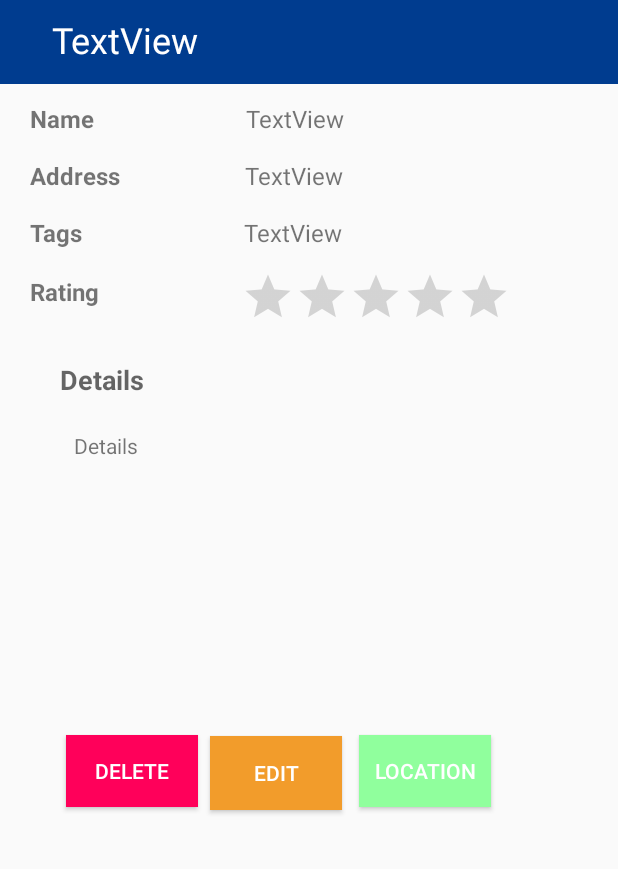
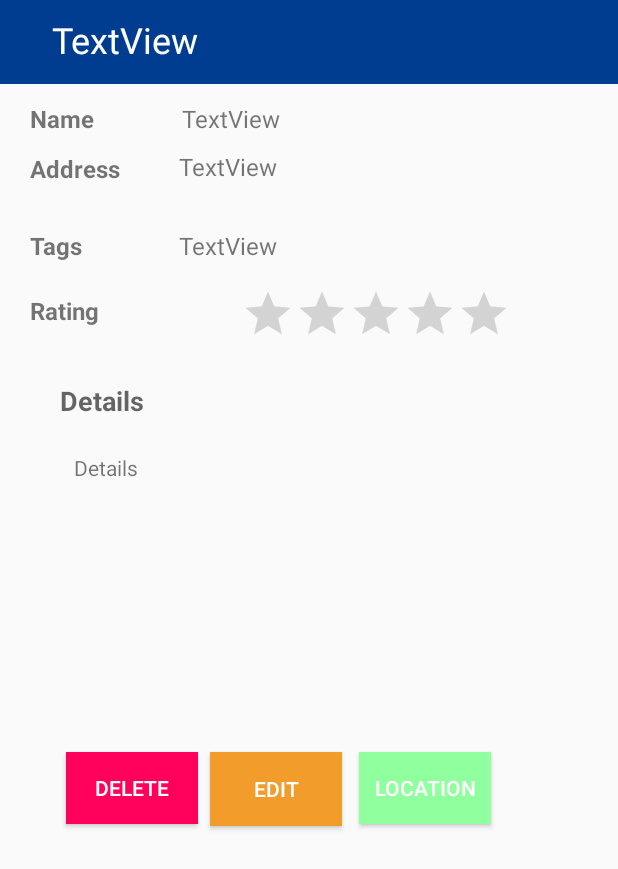
Before and after one commit to arifur54/AndroidProjectV2, an Android app: the ViewRestaurantDetails screen opened directly, with no data from a screen before it, on a phone screen of 412 x 824 dp. Shown: the top 869 px of the screen. Run offline under Robolectric (Android 15) with nearby library versions, the phone set to English and light mode, and no system bars; 7 statements that could not run were skipped.

Commit message:
Made changes to split

```diff
--- a/PersonalRestaurantGuide/app/src/main/java/com/quickonference/restaurantguide/CreateRestaurantFragment.java
+++ b/PersonalRestaurantGuide/app/src/main/java/com/quickonference/restaurantguide/CreateRestaurantFragment.java
@@ -6,10 +6,10 @@ import android.support.annotation.Nullable;
 import android.support.v4.app.Fragment;
 import android.view.LayoutInflater;
 import android.view.View;
+import android.view.ViewGroup;
 import android.widget.AutoCompleteTextView;
 import android.widget.Button;
 import android.widget.EditText;
-import android.view.ViewGroup;
 import android.widget.RatingBar;
 import android.widget.Toast;
 
@@ -36,7 +36,7 @@ public class CreateRestaurantFragment extends Fragment implements GoogleApiClien
     public View onCreateView(@NonNull LayoutInflater inflater, @Nullable ViewGroup container, @Nullable Bundle savedInstanceState) {
         View view =  inflater.inflate(R.layout.fragment_create_restaurant, container, false);
         getActivity().setTitle("Add a restaurant");
-         mGeoDataClient = Places.getGeoDataClient(this.getActivity(), null);
+        mGeoDataClient = Places.getGeoDataClient(this.getActivity(), null);
         mSearch = (AutoCompleteTextView) view.findViewById(R.id.edit_rest_address);
         placeAutocompleteAdapter = new PlaceAutocompleteAdapter(this.getActivity(), mGeoDataClient, LAT_LNG_BOUNDS, null);
         mSearch.setAdapter(placeAutocompleteAdapter);
--- a/PersonalRestaurantGuide/app/src/main/java/com/quickonference/restaurantguide/RestaurantListFragment.java
+++ b/PersonalRestaurantGuide/app/src/main/java/com/quickonference/restaurantguide/RestaurantListFragment.java
@@ -87,7 +87,7 @@ public class RestaurantListFragment extends Fragment {
                     Toast.makeText(getActivity(), "Clicked Items: " + position + customeList.getItem(position).toString(), Toast.LENGTH_SHORT).show();
 
                     Intent intent = new Intent(getActivity(), ViewRestaurantDetails.class);
-                    String sData = resName.get(position) + "," + address.get(position) + "," + _tag.get(position) + "," + desc.get(position) + "," + rating.get(position);
+                    String sData = resName.get(position) + "\n" + address.get(position) + "\n" + _tag.get(position) + "\n" + desc.get(position) + "\n" + rating.get(position);
                     intent.putExtra("id", sData);
                     startActivity(intent);
                 }
--- a/PersonalRestaurantGuide/app/src/main/java/com/quickonference/restaurantguide/UpdateRestaurant.java
+++ b/PersonalRestaurantGuide/app/src/main/java/com/quickonference/restaurantguide/UpdateRestaurant.java
@@ -40,7 +40,7 @@ public class UpdateRestaurant extends AppCompatActivity {
 
         Intent getIntent = getIntent();
         final String res = getIntent.getStringExtra("res");
-        final String uData[] = res.split(",");
+        final String uData[] = res.split("\n");
 
         res_Name.setText(uData[0]);
         res_Address.setText(uData[1]);
@@ -66,7 +66,7 @@ public class UpdateRestaurant extends AppCompatActivity {
                 updatePref.putString("tag",rest_Tags);
                 updatePref.putString("details", rest_details);
                 updatePref.putString("rating", rest_Ratings);
-                updatePref.commit();
+                updatePref.apply();
             }
         });
 
--- a/PersonalRestaurantGuide/app/src/main/java/com/quickonference/restaurantguide/ViewRestaurantDetails.java
+++ b/PersonalRestaurantGuide/app/src/main/java/com/quickonference/restaurantguide/ViewRestaurantDetails.java
@@ -37,7 +37,7 @@ public class ViewRestaurantDetails extends AppCompatActivity {
 //        final Restaurant restaurant = gson.fromJson(json, Restaurant.class);
         setTitle = findViewById(R.id.textView_toolBar);
 
-        final String sData[] = id.split(",");
+        final String sData[] = id.split("\n");
         setTitle.setText(sData[0]);
         TextView rest_name = findViewById(R.id.txtView_EditName);
         rest_name.setText(sData[0]);
@@ -49,6 +49,7 @@ public class ViewRestaurantDetails extends AppCompatActivity {
         rest_details.setText(sData[3]);
         RatingBar ratingBar = findViewById(R.id.edit_RatingBar);
         ratingBar.setRating(Float.valueOf(sData[4]));
+
 
         btnLoc = findViewById(R.id.btnMaps);
         btnEdit = findViewById(R.id.btn_update);
@@ -68,7 +69,7 @@ public class ViewRestaurantDetails extends AppCompatActivity {
             @Override
             public void onClick(View v) {
                 Intent intent = new Intent(ViewRestaurantDetails.this,UpdateRestaurant.class);
-                String uData = sData[0] + "," + sData[1]+ "," + sData[2] +","+ sData[3] + "," + sData[4];
+                String uData = sData[0] + "\n" + sData[1]+ "\n" + sData[2] +"\n"+ sData[3] + "\n" + sData[4];
                 intent.putExtra("res", uData);
                 startActivity(intent);
             }
@@ -78,7 +79,6 @@ public class ViewRestaurantDetails extends AppCompatActivity {
             @Override
             public void onClick(View v) {
                 restPref.edit().remove(sData[0]).commit();
-
             }
         });
 
--- a/PersonalRestaurantGuide/app/src/main/res/layout/activity_view_restaurant_details.xml
+++ b/PersonalRestaurantGuide/app/src/main/res/layout/activity_view_restaurant_details.xml
@@ -20,7 +20,7 @@
     <TextView
         android:id="@+id/textView001"
         android:layout_width="91dp"
-        android:layout_height="28dp"
+        android:layout_height="23dp"
         android:layout_marginStart="20dp"
         android:layout_marginTop="12dp"
         android:text="Name"
@@ -32,7 +32,7 @@
     <TextView
         android:id="@+id/textView002"
         android:layout_width="91dp"
-        android:layout_height="28dp"
+        android:layout_height="23dp"
         android:layout_marginStart="20dp"
         android:layout_marginTop="10dp"
         android:text="Address"
@@ -44,9 +44,9 @@
     <TextView
         android:id="@+id/textView003"
         android:layout_width="91dp"
-        android:layout_height="28dp"
+        android:layout_height="23dp"
         android:layout_marginStart="20dp"
-        android:layout_marginTop="10dp"
+        android:layout_marginTop="28dp"
         android:text="Tags"
         android:textSize="16sp"
         android:textStyle="bold"
@@ -56,9 +56,9 @@
     <TextView
         android:id="@+id/textView004"
         android:layout_width="91dp"
-        android:layout_height="29dp"
+        android:layout_height="23dp"
         android:layout_marginStart="20dp"
-        android:layout_marginTop="11dp"
+        android:layout_marginTop="20dp"
         android:layout_marginBottom="304dp"
         android:text="Rating"
         android:textSize="16sp"
@@ -70,8 +70,8 @@
 
     <TextView
         android:id="@+id/txtView_EditName"
-        android:layout_width="197dp"
-        android:layout_height="28dp"
+        android:layout_width="0dp"
+        android:layout_height="wrap_content"
         android:layout_marginStart="10dp"
         android:layout_marginTop="12dp"
         android:layout_marginEnd="8dp"
@@ -83,8 +83,8 @@
 
     <TextView
         android:id="@+id/txtView_EditAddress"
-        android:layout_width="197dp"
-        android:layout_height="28dp"
+        android:layout_width="0dp"
+        android:layout_height="wrap_content"
         android:layout_marginStart="8dp"
         android:layout_marginTop="10dp"
         android:layout_marginEnd="8dp"
@@ -96,16 +96,16 @@
 
     <TextView
         android:id="@+id/textView_EditTags"
-        android:layout_width="197dp"
-        android:layout_height="28dp"
+        android:layout_width="0dp"
+        android:layout_height="wrap_content"
         android:layout_marginStart="8dp"
-        android:layout_marginTop="10dp"
+        android:layout_marginTop="28dp"
         android:layout_marginEnd="9dp"
         android:text="TextView"
         android:textSize="16sp"
         app:layout_constraintEnd_toEndOf="parent"
         app:layout_constraintStart_toEndOf="@+id/textView003"
-        app:layout_constraintTop_toBottomOf="@+id/txtView_EditAddress" />
+        app:layout_constraintTop_toBottomOf="@+id/textView002" />
 
     <RatingBar
         android:id="@+id/edit_RatingBar"
@@ -113,20 +113,20 @@
         android:layout_width="180dp"
         android:layout_height="35dp"
         android:layout_marginStart="8dp"
-        android:layout_marginTop="8dp"
+        android:layout_marginTop="15dp"
         android:layout_marginEnd="8dp"
         android:stepSize="0.5"
         app:layout_constraintEnd_toEndOf="parent"
         app:layout_constraintHorizontal_bias="0.395"
         app:layout_constraintStart_toEndOf="@+id/textView004"
-        app:layout_constraintTop_toBottomOf="@+id/textView_EditTags" />
+        app:layout_constraintTop_toBottomOf="@+id/textView003" />
 
     <TextView
         android:id="@+id/textView29"
         android:layout_width="72dp"
         android:layout_height="33dp"
         android:layout_marginStart="40dp"
-        android:layout_marginTop="28dp"
+        android:layout_marginTop="35dp"
         android:layout_marginEnd="268dp"
         android:text="Details"
         android:textAppearance="@style/TextAppearance.AppCompat.Medium"
@@ -141,13 +141,13 @@
         android:layout_width="308dp"
         android:layout_height="105dp"
         android:layout_marginStart="8dp"
-        android:layout_marginTop="72dp"
+        android:layout_marginTop="14dp"
         android:layout_marginEnd="8dp"
         android:text="Details"
         app:layout_constraintEnd_toEndOf="parent"
         app:layout_constraintHorizontal_bias="0.466"
         app:layout_constraintStart_toStartOf="parent"
-        app:layout_constraintTop_toBottomOf="@+id/edit_RatingBar" />
+        app:layout_constraintTop_toBottomOf="@+id/textView29" />
 
     <Button
         android:id="@+id/btn_update"
```
